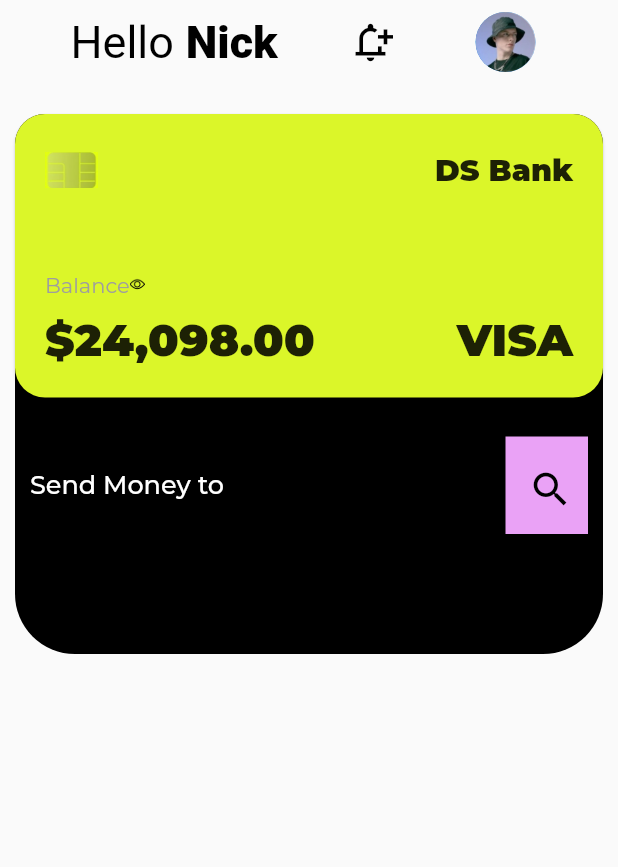
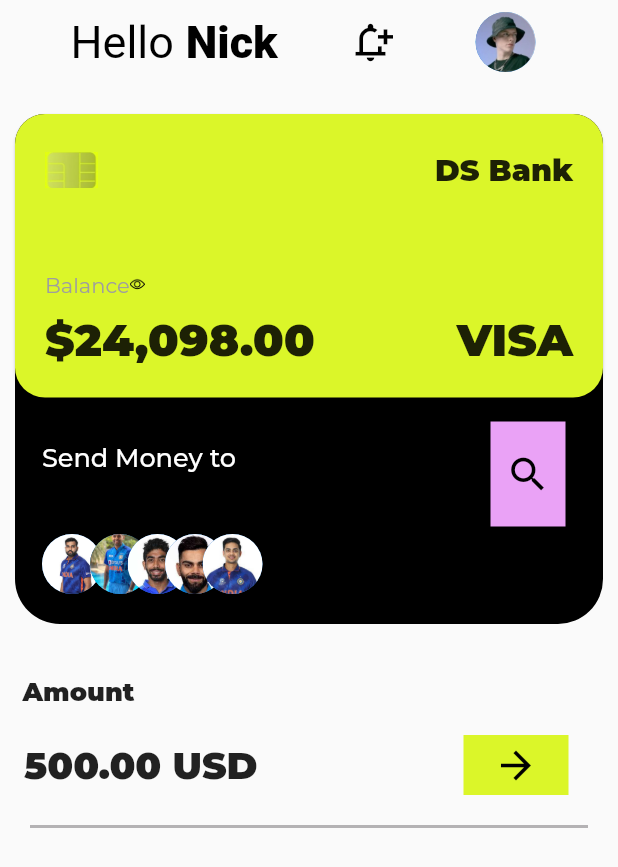
Before and after one commit to akshaykamath45/GDSC_UI-Task, a Flutter app: the screen it shows after launch, on a phone screen of 412 x 824 dp. Shown: the top 867 px of the screen. Run offline on Flutter 3.47's test engine with Material 2 defaults, Android fonts, the phone set to English and light mode, and no system bars; our stand-ins replace google_fonts.

Commit message:
UI Changes
Inside Send Money to Section,Added CircleAvatar widgets using Stack

Added Amount Section along with a Divider

```diff
--- a/lib/main.dart
+++ b/lib/main.dart
@@ -50,21 +50,23 @@
                     margin: EdgeInsets.only(
                         left: 10, right: 10, bottom: 5, top: 20),
                     padding: EdgeInsets.only(
-                        left: 10, right: 10, top: 215, bottom: 80),
+                        left: 10, right: 10, top: 180, bottom: 20),
                     decoration: BoxDecoration(
                         color: Colors.black,
                         borderRadius: BorderRadius.only(
                             topLeft: Radius.circular(20),
                             topRight: Radius.circular(20),
-                            bottomLeft: Radius.circular(40),
-                            bottomRight: Radius.circular(40))),
+                            bottomLeft: Radius.circular(30),
+                            bottomRight: Radius.circular(30))),
                     child: Column(
                         crossAxisAlignment: CrossAxisAlignment.start,
                         children: [
                           Row(
                             mainAxisAlignment: MainAxisAlignment.spaceBetween,
                             children: [
-                              Text(
+                              Padding(
+                                padding: const EdgeInsets.all(8.0),
+                                child: Text(
                                   textAlign: TextAlign.justify,
                                   "Send Money to",
                                   style: TextStyle(
@@ -72,9 +74,12 @@
                                       color: Colors.white,
                                       fontSize: 17),
                                 ),
+                              ),
                               Container(
                                 padding: EdgeInsets.only(
-                                    left: 15, right: 10, top: 20, bottom: 15),
+                                    left: 10, right: 10, top: 20, bottom: 20),
+                                margin: EdgeInsets.only(
+                                    left: 15, right: 15, bottom: 5, top: 25),
                                 decoration: BoxDecoration(
                                     color: Color.fromARGB(255, 234, 162, 246),
                                     borderRadius: BorderRadius.only()),
@@ -86,6 +91,79 @@
                               ),
                             ],
                           ),
+                          // SizedBox(
+                          //   height: 5,
+                          // ),
+                          Row(
+                            children: [
+                              Stack(
+                                children: [
+                                  Padding(
+                                    padding: const EdgeInsets.only(left: 8),
+                                    child: Container(
+                                      child: CircleAvatar(
+                                        backgroundImage:
+                                            AssetImage("Assets/image1.jpg"),
+                                        radius: 20,
+                                      ),
+                                    ),
+                                  ),
+                                  Padding(
+                                    padding: const EdgeInsets.only(
+                                      left: 40,
+                                      right: 5,
+                                    ),
+                                    child: Container(
+                                      child: CircleAvatar(
+                                        backgroundImage:
+                                            AssetImage("Assets/image2.jpg"),
+                                        radius: 20,
+                                      ),
+                                    ),
+                                  ),
+                                  Padding(
+                                    padding: const EdgeInsets.only(
+                                      left: 65,
+                                      right: 10,
+                                    ),
+                                    child: Container(
+                                      child: CircleAvatar(
+                                        backgroundImage:
+                                            AssetImage("Assets/image3.jpg"),
+                                        radius: 20,
+                                      ),
+                                    ),
+                                  ),
+                                  Padding(
+                                    padding: const EdgeInsets.only(
+                                      left: 90,
+                                      right: 5,
+                                    ),
+                                    child: Container(
+                                      child: CircleAvatar(
+                                        backgroundImage:
+                                            AssetImage("Assets/image4.jpg"),
+                                        radius: 20,
+                                      ),
+                                    ),
+                                  ),
+                                  Padding(
+                                    padding: const EdgeInsets.only(
+                                      left: 115,
+                                      right: 10,
+                                    ),
+                                    child: Container(
+                                      child: CircleAvatar(
+                                        backgroundImage:
+                                            AssetImage("Assets/image5.jpg"),
+                                        radius: 20,
+                                      ),
+                                    ),
+                                  ),
+                                ],
+                              ),
+                            ],
+                          )
                         ]),
                   ),
                   Container(
@@ -158,21 +236,60 @@
                     ),
                   ),
                 ],
+              ),
+              SizedBox(
+                height: 30,
+              ),
+              Padding(
+                padding: const EdgeInsets.only(left: 15),
+                child: Row(
+                  children: [
+                    Text(
+                      "Amount",
+                      style:
+                          TextStyle(fontWeight: FontWeight.w900, fontSize: 17),
                     )
-
-              // Container(
-              //   child: Expanded(
-              //       child: Container(
-              //     margin:
-              //         EdgeInsets.only(top: 0, left: 10, right: 10, bottom: 5),
-              //     padding: EdgeInsets.all(5),
-              //     decoration: BoxDecoration(
-              //         color: Colors.black,
-              //         borderRadius: BorderRadius.only(
-              //             bottomLeft: Radius.circular(40),
-              //             bottomRight: Radius.circular(40))),
-              //   )),
-              // )
+                  ],
+                ),
+              ),
+              SizedBox(
+                height: 5,
+              ),
+              Padding(
+                padding: const EdgeInsets.all(8),
+                child: Row(
+                  mainAxisAlignment: MainAxisAlignment.spaceBetween,
+                  children: [
+                    Padding(
+                      padding: const EdgeInsets.only(left: 8.0),
+                      child: Text(
+                        "500.00 USD",
+                        style: TextStyle(
+                            fontWeight: FontWeight.w900, fontSize: 25),
+                      ),
+                    ),
+                    Container(
+                      margin: EdgeInsets.fromLTRB(10, 5, 25, 5),
+                      padding: EdgeInsets.only(
+                          right: 20, left: 20, top: 5, bottom: 5),
+                      decoration: BoxDecoration(
+                          color: Color.fromARGB(255, 219, 246, 41),
+                          borderRadius: BorderRadius.only()),
+                      child: Icon(
+                        Icons.arrow_forward,
+                        color: Colors.black,
+                        size: 30,
+                      ),
+                    ),
+                  ],
+                ),
+              ),
+              Divider(
+                indent: 20,
+                color: Color.fromARGB(198, 160, 157, 160),
+                endIndent: 20,
+                thickness: 2,
+              )
             ],
           ),
         ),
```
Also changed, not shown: Assets/image1.jpg (added), Assets/image2.jpg (added), Assets/image3.jpg (added), Assets/image4.jpg (added), Assets/image5.jpg (added). Lines whose indentation alone changed are shown as unchanged.
